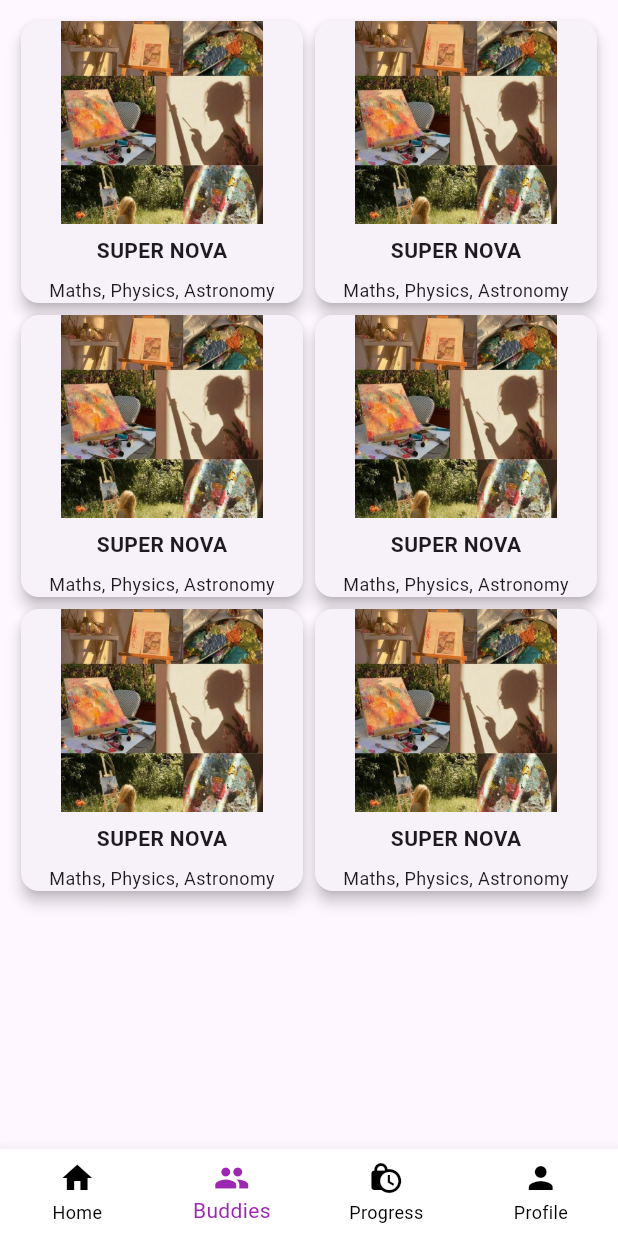
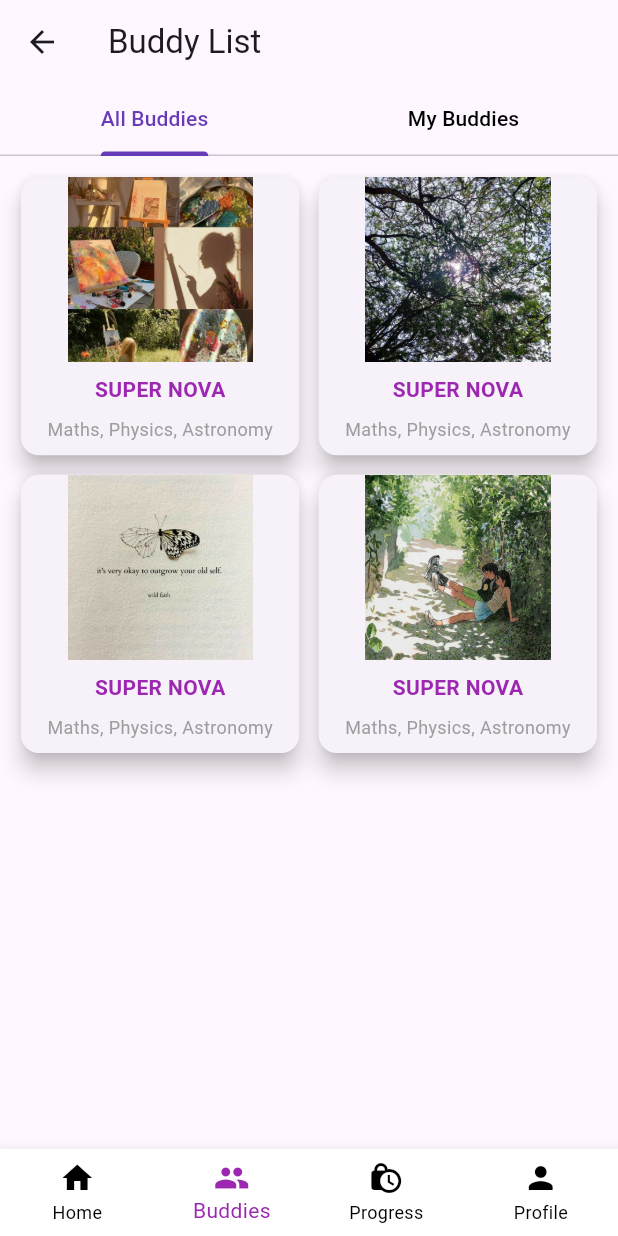
Before and after one commit to uvatarkind/Guade_study-buddy_flutter, a Flutter app: the MainNavPage screen opened by its route, item 2 of the bottom bar chosen, on a phone screen of 412 x 824 dp. Run offline on Flutter 3.47's test engine with Material 3 defaults, Android fonts, the phone set to English and light mode, and no system bars; our stand-ins replace fl_chart, image_picker, shared_preferences, table_calendar; accounts and stored records are empty.

Commit message:
buddy page update

```diff
--- a/guade_my_study_buddy/lib/main.dart
+++ b/guade_my_study_buddy/lib/main.dart
@@ -24,6 +24,7 @@ class MyApp extends StatelessWidget {
   @override
   Widget build(BuildContext context) {
     return MaterialApp(
+      debugShowCheckedModeBanner: false,
 
       title: 'Study Buddy',
       theme: ThemeData(
--- a/guade_my_study_buddy/lib/views/Buddies/AllBuddies.dart
+++ b/guade_my_study_buddy/lib/views/Buddies/AllBuddies.dart
@@ -6,27 +6,35 @@ class AllBuddiesScreen extends StatelessWidget {
   Widget build(BuildContext context) {
     return GridView.count(
       crossAxisCount: 2,
+      mainAxisSpacing: 5,
+      crossAxisSpacing: 5,
       padding: EdgeInsets.all(10),
-      children: List.generate(6, (index) {
+      children: List.generate(4, (index) {
         return GestureDetector(
           onTap: () {
             Navigator.push(context,
                 MaterialPageRoute(builder: (_) => BuddyDetailScreen()));
           },
           child: Card(
-            elevation: 4,
+            elevation: 6,
             child: Column(
               children: [
                 Expanded(
-                    child: Image.asset('assets/images/buddy1.jpg',
+                    child: Image.asset('assets/images/buddy${index + 1}.jpg',
                         fit: BoxFit.cover)),
                 Padding(
                   padding: EdgeInsets.all(8.0),
-                  child: Text("SUPER NOVA",
-                      style: TextStyle(fontWeight: FontWeight.bold)),
+                  child: Text(
+                    "SUPER NOVA",
+                    style: TextStyle(
+                        fontWeight: FontWeight.bold, color: Colors.purple),
+                  ),
                 ),
                 Text("Maths, Physics, Astronomy",
-                    style: TextStyle(fontSize: 12)),
+                    style: TextStyle(fontSize: 12, color: Colors.grey)),
+                const SizedBox(
+                  height: 9,
+                )
               ],
             ),
           ),
--- /dev/null
+++ b/guade_my_study_buddy/lib/views/Buddies/Buddy.dart
@@ -0,0 +1,32 @@
+import 'package:flutter/material.dart';
+import './AllBuddies.dart';
+import './MyBuddies.dart';
+
+class BuddiesPage extends StatelessWidget {
+  @override
+  Widget build(BuildContext context) {
+    return DefaultTabController(
+      length: 2,
+      child: Scaffold(
+        appBar: AppBar(
+          title: Text("Buddy List"),
+          bottom: TabBar(
+            labelColor: Colors.deepPurple,
+            unselectedLabelColor: Colors.black,
+            indicatorColor: Colors.deepPurple,
+            tabs: [
+              Tab(text: "All Buddies"),
+              Tab(text: "My Buddies"),
+            ],
+          ),
+        ),
+        body: TabBarView(
+          children: [
+            AllBuddiesScreen(),
+            MyBuddiesScreen(),
+          ],
+        ),
+      ),
+    );
+  }
+}
--- a/guade_my_study_buddy/lib/views/bottomNav.dart
+++ b/guade_my_study_buddy/lib/views/bottomNav.dart
@@ -1,6 +1,6 @@
 import 'package:flutter/material.dart';
 import 'HomePage.dart';
-import './Buddies/AllBuddies.dart';
+import './Buddies/Buddy.dart';
 import 'Profile/profile.dart';
 import 'Progress/progress.dart';
 
@@ -16,7 +16,7 @@ class _MainNavPageState extends State<MainNavPage> {
 
   final List<Widget> _screens = [
     HomePage(),
-    AllBuddiesScreen(),
+    BuddiesPage(),
     Progress(),
     ProfileApp(),
   ];
@@ -35,13 +35,12 @@ class _MainNavPageState extends State<MainNavPage> {
         selectedItemColor: Colors.purple,
         unselectedItemColor: Colors.black,
         backgroundColor: Colors.white,
-
         type: BottomNavigationBarType.fixed,
-
         items: const [
           BottomNavigationBarItem(icon: Icon(Icons.home), label: 'Home'),
           BottomNavigationBarItem(icon: Icon(Icons.group), label: 'Buddies'),
-        BottomNavigationBarItem(icon: Icon(Icons.lock_clock), label: 'Progress'),
+          BottomNavigationBarItem(
+              icon: Icon(Icons.lock_clock), label: 'Progress'),
           BottomNavigationBarItem(icon: Icon(Icons.person), label: 'Profile'),
         ],
       ),
```
Also changed, not shown: guade_my_study_buddy/lib/views/Buddies/MyBuddies.dart (+10 -4 lines), guade_my_study_buddy/lib/views/HomePage.dart (+8 -7 lines), guade_my_study_buddy/lib/views/ReusableWiget/buddyCard.dart (+8 -4 lines), guade_my_study_buddy/pubspec.yaml (+1 -8 lines). Lines whose indentation alone changed are shown as unchanged.
